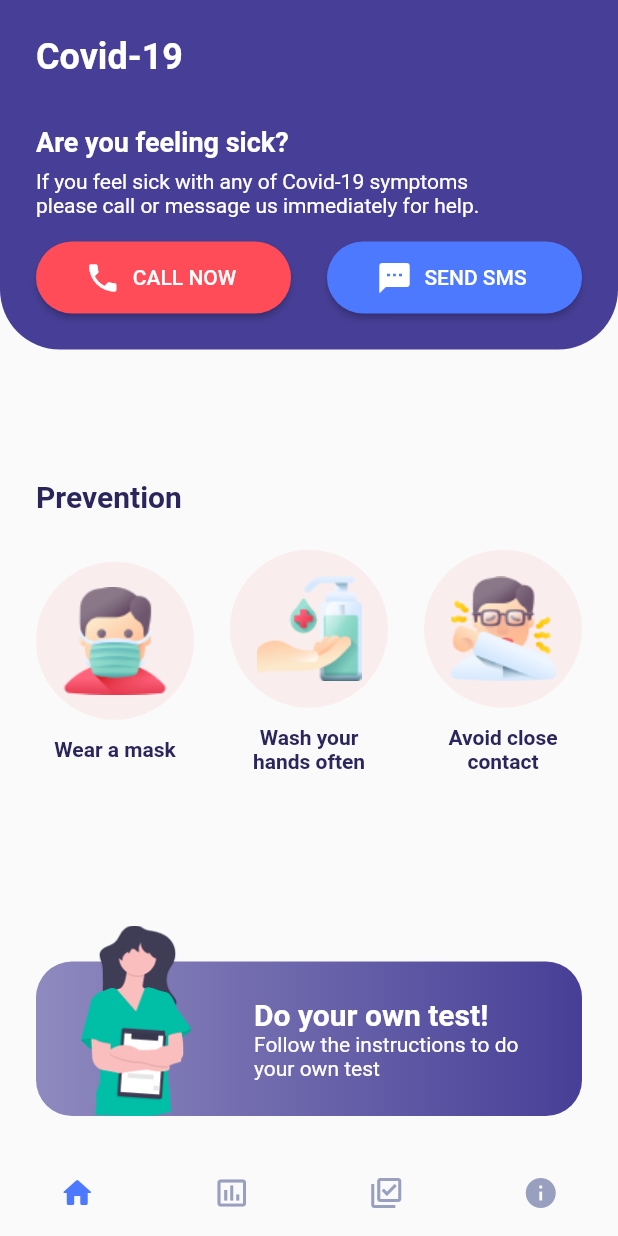
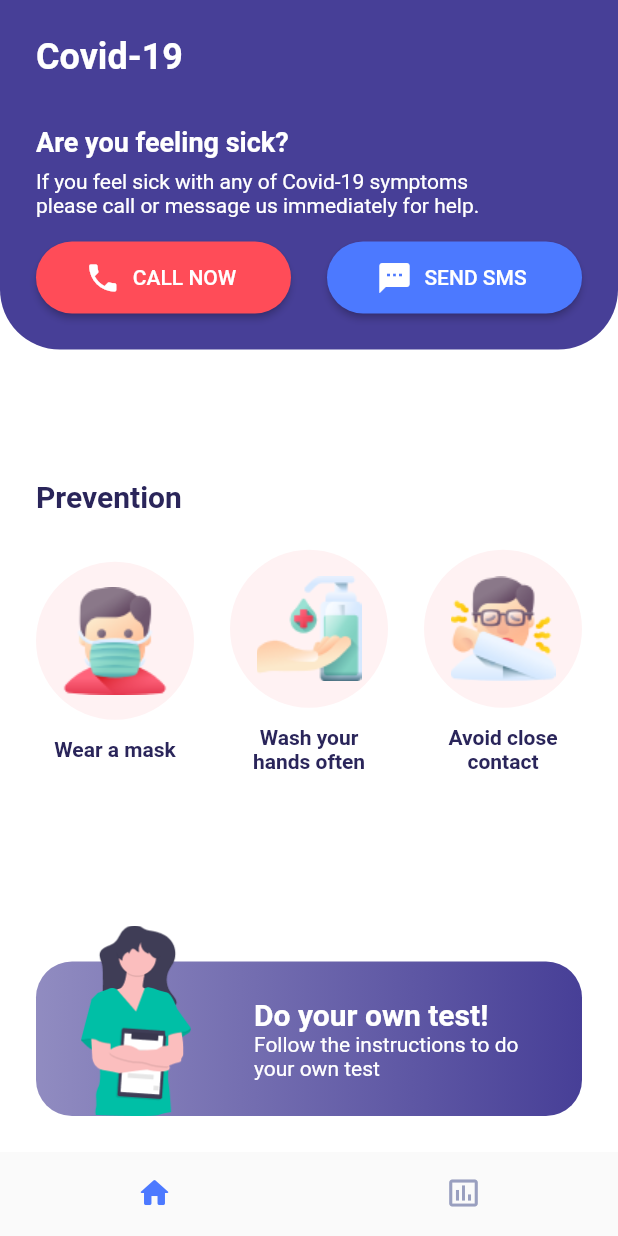
Before and after one commit to Fogan1703/covidart, a Flutter app: the HomePage screen opened by its route, on a phone screen of 412 x 824 dp. Run offline on Flutter 3.47's test engine with Material 2 defaults, Android fonts, the phone set to English and light mode, and no system bars; our stand-ins replace bloc, connectivity_plus, dio, equatable, flutter_bloc, shared_preferences; missing offline and left inert: country, declarative_refresh_indicator; accounts and stored records are empty; generated files the repository leaves out were written again; network calls fail.

Commit message:
Page switching bg and rename imports

```diff
--- a/lib/pages/home/home_page.dart
+++ b/lib/pages/home/home_page.dart
@@ -1,14 +1,12 @@
 import 'package:animations/animations.dart';
-import 'package:covidart/bloc/statistic.dart';
 import 'package:flutter/material.dart';
 import 'package:flutter_bloc/flutter_bloc.dart';
 import 'package:flutter_gen/gen_l10n/app_localizations.dart';
 
+import '../../bloc/statistic.dart';
 import '../../theme.dart';
 import 'views/home.dart';
-import 'views/info.dart';
 import 'views/statistic.dart';
-import 'views/symptoms.dart';
 
 class HomePage extends StatefulWidget {
   static const String routeName = 'home';
@@ -28,8 +26,6 @@ class _HomePageState extends State<HomePage>
   static const _views = [
     HomeView(),
     StatisticView(),
-    SymptomsView(),
-    InfoView(),
   ];
 
   @override
@@ -107,6 +103,7 @@ class _HomePageState extends State<HomePage>
                     return FadeThroughTransition(
                       animation: primaryAnimation,
                       secondaryAnimation: secondaryAnimation,
+                      fillColor: AppTheme.purple,
                       child: child,
                     );
                   },
@@ -132,14 +129,6 @@ class _HomePageState extends State<HomePage>
               icon: Icon(Icons.insert_chart_outlined),
               label: '',
             ),
-            BottomNavigationBarItem(
-              icon: Icon(Icons.library_add_check_outlined),
-              label: '',
-            ),
-            BottomNavigationBarItem(
-              icon: Icon(Icons.info),
-              label: '',
-            ),
           ],
         ),
       ),
--- a/lib/pages/home/views/home.dart
+++ b/lib/pages/home/views/home.dart
@@ -12,7 +12,9 @@ class HomeView extends StatelessWidget {
     final mediaQuery = MediaQuery.of(context);
     final localizations = AppLocalizations.of(context)!;
 
-    return Column(
+    return ColoredBox(
+      color: Colors.white,
+      child: Column(
         children: [
           DecoratedBox(
             decoration: const BoxDecoration(
@@ -116,6 +118,7 @@ class HomeView extends StatelessWidget {
             ),
           ),
         ],
+      ),
     );
   }
 
--- a/lib/widgets/country_selector.dart
+++ b/lib/widgets/country_selector.dart
@@ -1,10 +1,10 @@
 import 'package:country/country.dart';
-import 'package:covidart/bloc/statistic.dart';
 import 'package:flutter/material.dart';
 import 'package:flutter_bloc/flutter_bloc.dart';
 import 'package:intl/intl.dart';
 import 'package:flutter_gen/gen_l10n/app_localizations.dart';
 
+import '../bloc/statistic.dart';
 import '../theme.dart';
 
 class CountrySelector extends StatefulWidget {
--- a/lib/widgets/country_tab_bar.dart
+++ b/lib/widgets/country_tab_bar.dart
@@ -1,8 +1,9 @@
-import 'package:covidart/bloc/statistic.dart';
 import 'package:flutter/material.dart';
 import 'package:flutter_bloc/flutter_bloc.dart';
 import 'package:flutter_gen/gen_l10n/app_localizations.dart';
 import 'package:intl/intl.dart';
+
+import '../bloc/statistic.dart';
 
 class CountryTabBar extends StatelessWidget {
   const CountryTabBar({Key? key}) : super(key: key);
```
Also changed, not shown: lib/main.dart (+7 -6 lines), lib/pages/home/views/info.dart (deleted, +0 -10 lines), lib/pages/home/views/symptoms.dart (deleted, +0 -10 lines). Lines whose indentation alone changed are shown as unchanged.
